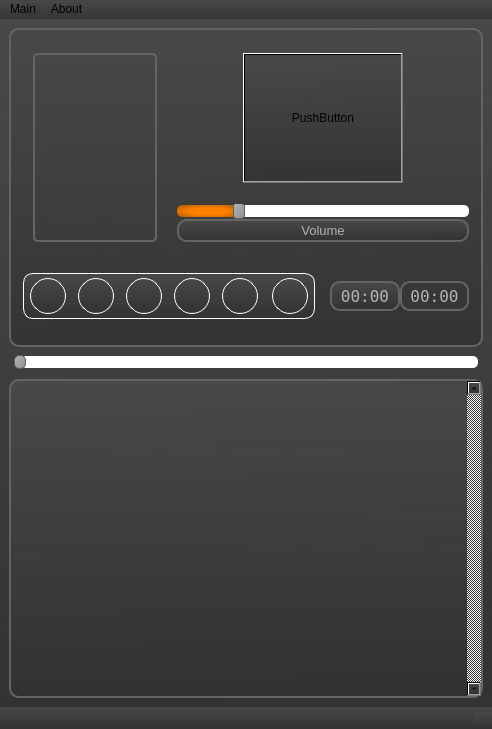
The window that design.ui (den-koch/AudioPlayer_PyVers) describes before a commit, drawn with Qt 5.
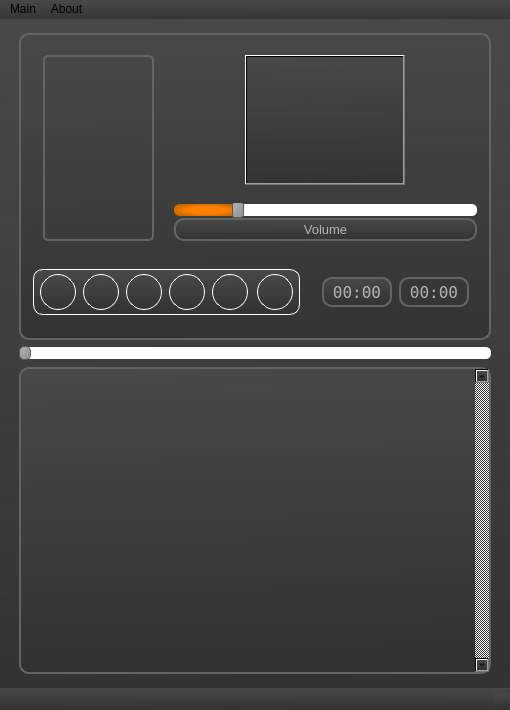
The same window after the commit. Icons and pictures are not drawn.

The edit to the form file:
```diff
--- a/design.ui
+++ b/design.ui
@@ -2,12 +2,15 @@
 <ui version="4.0">
  <class>MainWindow</class>
  <widget class="QMainWindow" name="MainWindow">
+  <property name="enabled">
+   <bool>true</bool>
+  </property>
   <property name="geometry">
    <rect>
     <x>0</x>
     <y>0</y>
-    <width>492</width>
-    <height>729</height>
+    <width>510</width>
+    <height>710</height>
    </rect>
   </property>
   <property name="windowTitle">
@@ -28,6 +31,23 @@
    </property>
    <layout class="QVBoxLayout" name="verticalLayout">
     <item>
+     <layout class="QGridLayout" name="gridLayout_6">
+      <property name="leftMargin">
+       <number>10</number>
+      </property>
+      <property name="topMargin">
+       <number>5</number>
+      </property>
+      <property name="rightMargin">
+       <number>10</number>
+      </property>
+      <property name="bottomMargin">
+       <number>0</number>
+      </property>
+      <property name="spacing">
+       <number>0</number>
+      </property>
+      <item row="0" column="0">
      <widget class="QFrame" name="frame1">
       <property name="styleSheet">
        <string notr="true">QFrame {
@@ -158,7 +178,7 @@
             <enum>Qt::Vertical</enum>
            </property>
            <property name="sizeType">
-            <enum>QSizePolicy::Fixed</enum>
+              <enum>QSizePolicy::Maximum</enum>
            </property>
            <property name="sizeHint" stdset="0">
             <size>
@@ -263,6 +283,16 @@
               <property name="text">
                <string/>
               </property>
+                <property name="icon">
+                 <iconset>
+                  <normaloff>Play.png</normaloff>Play.png</iconset>
+                </property>
+                <property name="iconSize">
+                 <size>
+                  <width>25</width>
+                  <height>25</height>
+                 </size>
+                </property>
              </widget>
             </item>
             <item>
@@ -275,7 +305,7 @@
               </property>
               <property name="sizeHint" stdset="0">
                <size>
-                <width>10</width>
+                  <width>5</width>
                 <height>20</height>
                </size>
               </property>
@@ -319,6 +349,16 @@
               <property name="text">
                <string/>
               </property>
+                <property name="icon">
+                 <iconset>
+                  <normaloff>pause.png</normaloff>pause.png</iconset>
+                </property>
+                <property name="iconSize">
+                 <size>
+                  <width>30</width>
+                  <height>30</height>
+                 </size>
+                </property>
              </widget>
             </item>
             <item>
@@ -331,7 +371,7 @@
               </property>
               <property name="sizeHint" stdset="0">
                <size>
-                <width>10</width>
+                  <width>5</width>
                 <height>20</height>
                </size>
               </property>
@@ -375,6 +415,16 @@
               <property name="text">
                <string/>
               </property>
+                <property name="icon">
+                 <iconset>
+                  <normaloff>stop.png</normaloff>stop.png</iconset>
+                </property>
+                <property name="iconSize">
+                 <size>
+                  <width>25</width>
+                  <height>25</height>
+                 </size>
+                </property>
              </widget>
             </item>
             <item>
@@ -387,7 +437,7 @@
               </property>
               <property name="sizeHint" stdset="0">
                <size>
-                <width>10</width>
+                  <width>5</width>
                 <height>20</height>
                </size>
               </property>
@@ -431,6 +481,16 @@
               <property name="text">
                <string/>
               </property>
+                <property name="icon">
+                 <iconset>
+                  <normaloff>prev.png</normaloff>prev.png</iconset>
+                </property>
+                <property name="iconSize">
+                 <size>
+                  <width>30</width>
+                  <height>30</height>
+                 </size>
+                </property>
              </widget>
             </item>
             <item>
@@ -443,7 +503,7 @@
               </property>
               <property name="sizeHint" stdset="0">
                <size>
-                <width>10</width>
+                  <width>5</width>
                 <height>20</height>
                </size>
               </property>
@@ -487,6 +547,16 @@
               <property name="text">
                <string/>
               </property>
+                <property name="icon">
+                 <iconset>
+                  <normaloff>next.png</normaloff>next.png</iconset>
+                </property>
+                <property name="iconSize">
+                 <size>
+                  <width>30</width>
+                  <height>30</height>
+                 </size>
+                </property>
              </widget>
             </item>
             <item>
@@ -515,7 +585,7 @@
               </property>
               <property name="sizeHint" stdset="0">
                <size>
-                <width>10</width>
+                  <width>5</width>
                 <height>20</height>
                </size>
               </property>
@@ -556,6 +626,16 @@
 	background-color: qlineargradient(spread:pad, x1:0.517, y1:1, x2:0.493, y2:0, stop:0 rgba(49, 49, 49, 207), stop:1 rgba(72, 72, 72, 255)); 
 	border: 0px; }</string>
               </property>
+                <property name="icon">
+                 <iconset>
+                  <normaloff>files.png</normaloff>files.png</iconset>
+                </property>
+                <property name="iconSize">
+                 <size>
+                  <width>22</width>
+                  <height>22</height>
+                 </size>
+                </property>
              </widget>
             </item>
             <item>
@@ -713,7 +793,13 @@
             </size>
            </property>
            <property name="text">
-            <string>PushButton</string>
+              <string/>
+             </property>
+             <property name="iconSize">
+              <size>
+               <width>100</width>
+               <height>100</height>
+              </size>
            </property>
           </widget>
          </item>
@@ -825,42 +911,21 @@
       </layout>
      </widget>
     </item>
+     </layout>
+    </item>
     <item>
      <layout class="QGridLayout" name="gridLayout_5">
+      <property name="leftMargin">
+       <number>10</number>
+      </property>
+      <property name="rightMargin">
+       <number>10</number>
+      </property>
+      <property name="spacing">
+       <number>0</number>
+      </property>
       <item row="0" column="0">
-       <spacer name="horizontalSpacer_9">
-        <property name="orientation">
-         <enum>Qt::Horizontal</enum>
-        </property>
-        <property name="sizeType">
-         <enum>QSizePolicy::Maximum</enum>
-        </property>
-        <property name="sizeHint" stdset="0">
-         <size>
-          <width>5</width>
-          <height>20</height>
-         </size>
-        </property>
-       </spacer>
-      </item>
-      <item row="0" column="2">
-       <spacer name="horizontalSpacer_10">
-        <property name="orientation">
-         <enum>Qt::Horizontal</enum>
-        </property>
-        <property name="sizeType">
-         <enum>QSizePolicy::Maximum</enum>
-        </property>
-        <property name="sizeHint" stdset="0">
-         <size>
-          <width>5</width>
-          <height>20</height>
-         </size>
-        </property>
-       </spacer>
-      </item>
-      <item row="0" column="1">
-       <widget class="QSlider" name="horizontalSlider">
+       <widget class="QSlider" name="horizontalSlider_duration">
         <property name="sizePolicy">
          <sizepolicy hsizetype="Expanding" vsizetype="Fixed">
           <horstretch>0</horstretch>
@@ -922,6 +987,18 @@
     </item>
     <item>
      <layout class="QGridLayout" name="gridLayout_2">
+      <property name="leftMargin">
+       <number>10</number>
+      </property>
+      <property name="topMargin">
+       <number>0</number>
+      </property>
+      <property name="rightMargin">
+       <number>10</number>
+      </property>
+      <property name="bottomMargin">
+       <number>5</number>
+      </property>
       <property name="spacing">
        <number>0</number>
       </property>
@@ -981,7 +1058,7 @@
     <rect>
      <x>0</x>
      <y>0</y>
-     <width>492</width>
+     <width>510</width>
      <height>26</height>
     </rect>
    </property>
```
Left out of the diff: 16 changed lines with no effect on the pictures. Lines whose indentation alone changed are shown as unchanged.
